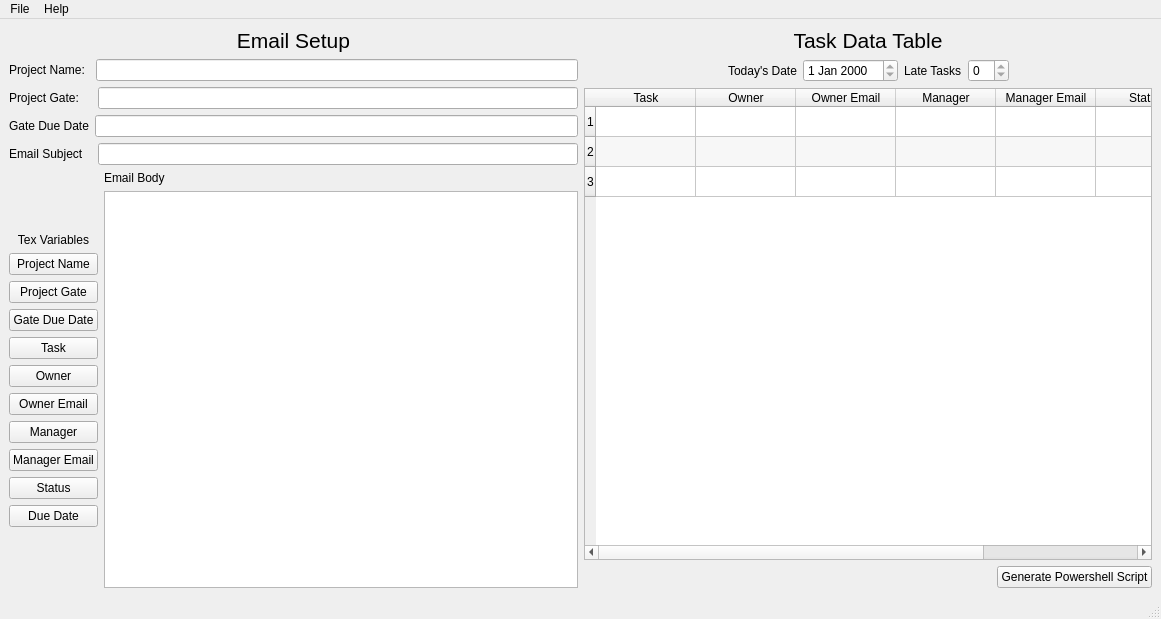
Above: PowerShell-Email-Generator/mainwindow.ui from fjpereny/PowerShell-Email-Generator before the change. Below: the same form after it.
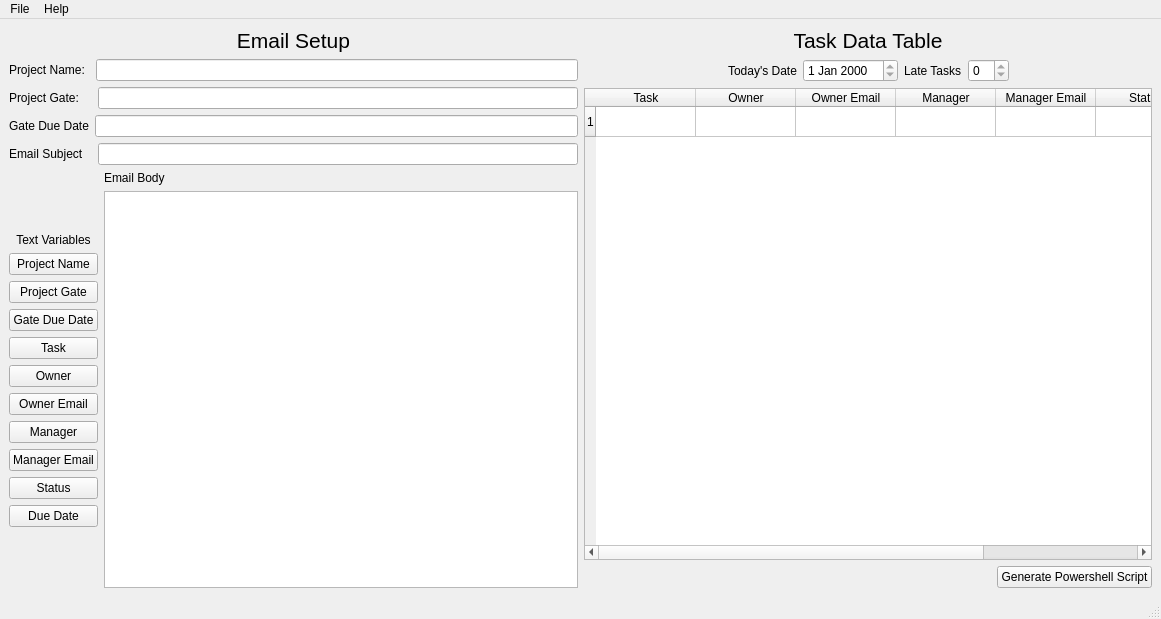
That is the form after the change.

The edit to the form file:
```diff
--- a/PowerShell-Email-Generator/mainwindow.ui
+++ b/PowerShell-Email-Generator/mainwindow.ui
@@ -121,7 +121,7 @@
           <item>
            <widget class="QLabel" name="label_6">
             <property name="text">
-             <string>Tex Variables</string>
+             <string>Text Variables</string>
             </property>
             <property name="alignment">
              <set>Qt::AlignCenter</set>
@@ -358,14 +358,12 @@
            <bool>true</bool>
           </property>
           <property name="rowCount">
-           <number>3</number>
+           <number>1</number>
           </property>
           <attribute name="verticalHeaderShowSortIndicator" stdset="0">
            <bool>false</bool>
           </attribute>
           <row/>
-          <row/>
-          <row/>
           <column>
            <property name="text">
             <string>Task</string>
```
